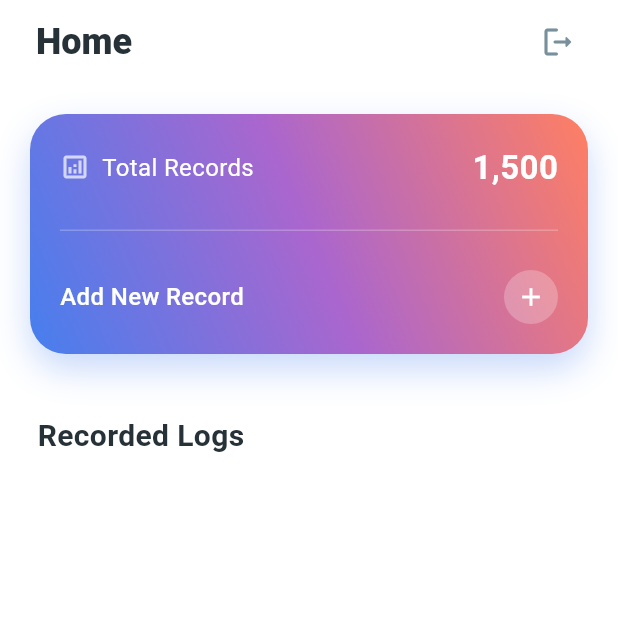
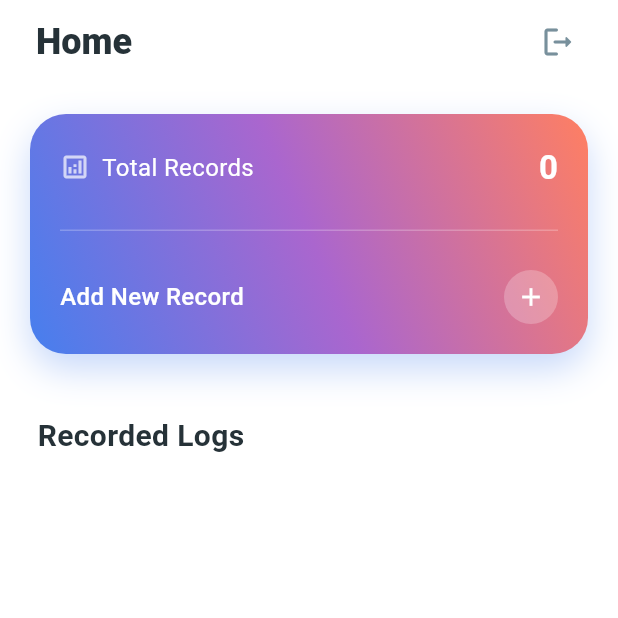
Before and after one commit to l0rdzxwn/borrow-tracker-app, a Flutter app: the screen it shows once a user with an empty profile is signed in, on a phone screen of 412 x 824 dp, the top half of it. Run offline on Flutter 3.47's test engine with Material 3 defaults, Android fonts, the phone set to English and light mode, and no system bars; our stand-ins replace cloud_firestore, firebase_auth, firebase_core, flutter_spinkit; accounts and stored records are empty.

Commit message:
feat(Home): Total records display

```diff
--- a/lib/screens/home/home.dart
+++ b/lib/screens/home/home.dart
@@ -26,6 +26,8 @@ class Home extends StatelessWidget {
       initialData: [],
       value: DatabaseServices(uid: user?.uid).userData,
       builder: (context, snapshot) {
+        final userData = Provider.of<List<UserData>>(context);
+        int total = userData.length;
         return Scaffold(
           backgroundColor: Colors.white,
           appBar: AppBar(
@@ -123,7 +125,7 @@ class Home extends StatelessWidget {
                             Text('Total Records', style: TextStyle(color: Colors.white, fontSize: 16)),
                           ],
                         ),
-                        Text('1,500', style: TextStyle(color: Colors.white, fontSize: 22, fontWeight: FontWeight.bold)),
+                        Text('${total}', style: TextStyle(color: Colors.white, fontSize: 22, fontWeight: FontWeight.bold)),
                       ],
                     ),
                     Divider(color: Colors.white24),
--- a/lib/services/database.dart
+++ b/lib/services/database.dart
@@ -25,6 +25,11 @@ class DatabaseServices{
     return await collection.doc(uid).delete();
   }
 
+  Future<int> fetchRecordCount() async{
+    AggregateQuerySnapshot snapshot = await collection.where('uid', isEqualTo: uid).count().get();
+    return snapshot.count ?? 0;
+  }
+
   List<UserData> _getData(QuerySnapshot snapshot){
 
     return snapshot.docs.map((row){
```
